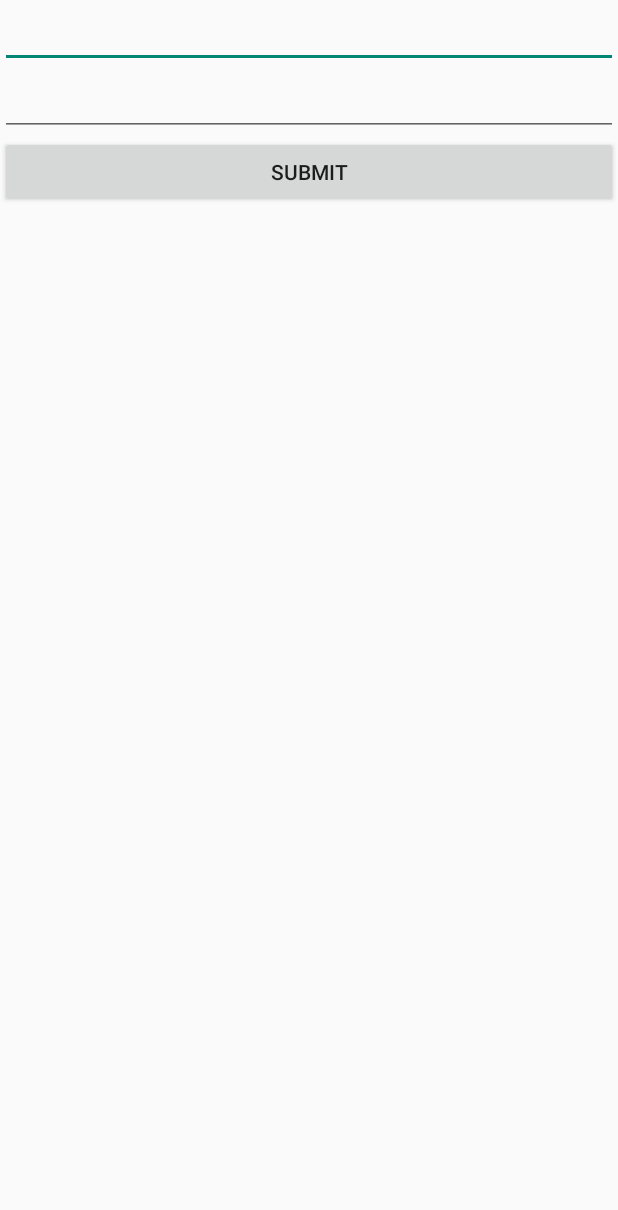
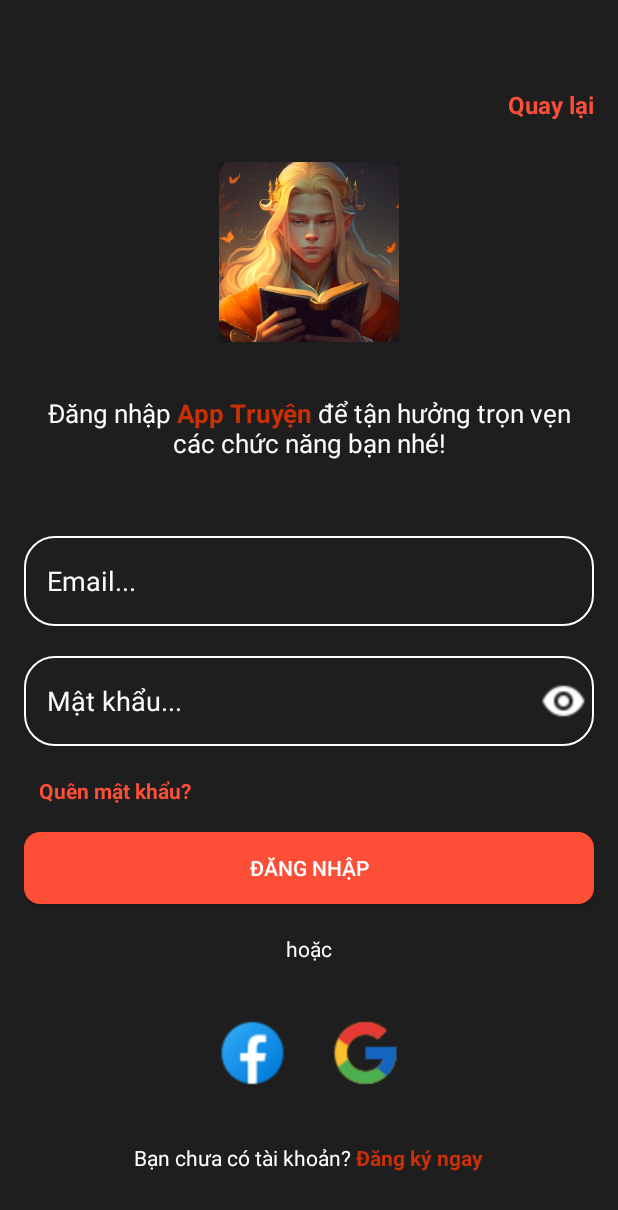
Before and after one commit to XuanThongN/novel, an Android app: the LoginActivity screen opened directly, with no data from a screen before it, on a phone screen of 412 x 824 dp. Shown: the top 1210 px of the screen. Run offline under Robolectric (Android 15) with nearby library versions, the phone set to English and light mode, and no system bars; our stand-ins replace Room's generated code.

Commit message:
feat:event click button login and back

```diff
--- a/app/src/main/java/com/xuanthongn/ui/fragment/home/HomeFragment.java
+++ b/app/src/main/java/com/xuanthongn/ui/fragment/home/HomeFragment.java
@@ -1,10 +1,12 @@
 package com.xuanthongn.ui.fragment.home;
 
 import android.content.Context;
+import android.content.Intent;
 import android.os.Bundle;
 import android.view.LayoutInflater;
 import android.view.View;
 import android.view.ViewGroup;
+import android.widget.Button;
 import android.widget.GridView;
 
 import androidx.fragment.app.Fragment;
@@ -17,6 +19,7 @@ import com.xuanthongn.data.model.NovelRecommend;
 import com.xuanthongn.ui.adapter.CategoryItemAdapter;
 import com.xuanthongn.ui.adapter.NovelContinueReadingAdapter;
 import com.xuanthongn.ui.adapter.NovelRecommendAdapter;
+import com.xuanthongn.ui.main.LoginActivity;
 
 import org.imaginativeworld.whynotimagecarousel.ImageCarousel;
 import org.imaginativeworld.whynotimagecarousel.model.CarouselItem;
@@ -26,23 +29,33 @@ import java.util.HashMap;
 import java.util.List;
 import java.util.Map;
 
+import io.reactivex.rxjava3.annotations.NonNull;
+
 public class HomeFragment extends Fragment {
     private GridView categoryGrid;
     private List<CategoryItem> categories;
 
+
     @Override
-    public View onCreateView(LayoutInflater inflater, ViewGroup container,
+    public View onCreateView(@NonNull LayoutInflater inflater, ViewGroup container,
                              Bundle savedInstanceState) {
-//        Inflate the layout for this fragment
+        // Inflate the layout for this fragment
         View view = inflater.inflate(R.layout.fragment_home, container, false);
 
+        initGUI(view);
+        // Xử lý sự kiện click của buttonLogin
+        Button buttonLogin = view.findViewById(R.id.buttonLogin);
+        buttonLogin.setOnClickListener(new View.OnClickListener() {
+            @Override
+            public void onClick(View v) {
+                // Tạo Intent để chuyển sang LoginActivity
+                Intent intent = new Intent(getActivity(), LoginActivity.class);
+                startActivity(intent);
+            }
+        });
 
-        initGUI(view);
-        // Inflate the layout for this fragment
         return view;
-
     }
-
     private void initGUI(View view) {
         Context context = this.getContext();
         // Java
--- a/app/src/main/java/com/xuanthongn/ui/main/LoginActivity.java
+++ b/app/src/main/java/com/xuanthongn/ui/main/LoginActivity.java
@@ -6,6 +6,7 @@ import android.os.Bundle;
 import android.view.View;
 import android.widget.Button;
 import android.widget.EditText;
+import android.widget.TextView;
 
 import com.xuanthongn.R;
 import com.xuanthongn.base.BaseActivity;
@@ -13,12 +14,14 @@ import com.xuanthongn.ui.constract.ILoginConstract;
 import com.xuanthongn.ui.presenter.LoginPresenter;
 import com.xuanthongn.util.Constants;
 
+import org.w3c.dom.Text;
+
 public class LoginActivity extends BaseActivity implements ILoginConstract.IView {
     private ILoginConstract.IPresenter mPresenter;
     Button btnLogin;
     EditText edtEmail;
     EditText edtPassword;
-
+    TextView textViewBack;
     @Override
     protected void onCreate(Bundle savedInstanceState) {
         super.onCreate(savedInstanceState);
@@ -31,10 +34,10 @@ public class LoginActivity extends BaseActivity implements ILoginConstract.IView
     }
 
     private void initGUI() {
-        edtEmail = findViewById(R.id.edt_email);
-        edtPassword = findViewById(R.id.edt_password);
+        edtEmail = findViewById(R.id.editEmail);
+        edtPassword = findViewById(R.id.editPassword);
         btnLogin = findViewById(R.id.btn_login);
-
+        textViewBack = findViewById(R.id.textViewBack);
         btnLogin.setOnClickListener(new View.OnClickListener() {
             @Override
             public void onClick(View v) {
@@ -42,6 +45,12 @@ public class LoginActivity extends BaseActivity implements ILoginConstract.IView
                 String password = edtPassword.getText().toString().trim();
 
                 mPresenter.login(email, password);
+            }
+        });
+        textViewBack.setOnClickListener(new View.OnClickListener() {
+            @Override
+            public void onClick(View view) {
+                finish();
             }
         });
     }
--- a/app/src/main/res/layout/activity_login.xml
+++ b/app/src/main/res/layout/activity_login.xml
@@ -1,23 +1,152 @@
 <?xml version="1.0" encoding="utf-8"?>
 <LinearLayout xmlns:android="http://schemas.android.com/apk/res/android"
-        xmlns:tools="http://schemas.android.com/tools"
-        xmlns:app="http://schemas.android.com/apk/res-auto"
+    android:layout_width="match_parent"
+    android:layout_height="match_parent"
+    xmlns:app="http://schemas.android.com/apk/res-auto"
+    android:orientation="vertical"
+    android:padding="16dp"
+    android:gravity="center"
+    android:background="@color/colorSubBackground">
+
+    <!-- Đặt layout_gravity="end" để đưa văn bản vào góc phải -->
+
+    <androidx.appcompat.widget.Toolbar
+        android:id="@+id/toolbar"
         android:layout_width="match_parent"
-        android:layout_height="match_parent"
-        tools:context=".ui.main.LoginActivity"
-        android:orientation="vertical">
-    <EditText
-            android:id="@+id/edt.email"
-            android:layout_width="match_parent"
-            android:layout_height="wrap_content"/>
-    <EditText
-            android:id="@+id/edt.password"
-            android:layout_width="match_parent"
+        android:layout_height="?attr/actionBarSize"
+        app:popupTheme="@style/ThemeOverlay.AppCompat.Light"
+        app:theme="@style/ThemeOverlay.AppCompat.Dark.ActionBar">
+        <TextView
+            android:id="@+id/textViewBack"
+            android:layout_width="wrap_content"
             android:layout_height="wrap_content"
-            android:inputType="textPassword"/>
+            android:layout_gravity="end"
+            android:text="Quay lại"
+            android:textColor="@color/colorPrimary"
+            android:textSize="16dp"
+            android:textStyle="bold" />
+    </androidx.appcompat.widget.Toolbar>
+
+
+    <ImageView
+        android:layout_width="120dp"
+        android:layout_height="120dp"
+        android:layout_gravity="center"
+        android:src="@drawable/icon"
+        android:layout_margin="10dp"
+        />
+    <TextView
+        android:layout_width="wrap_content"
+        android:layout_height="wrap_content"
+        android:text="@string/login_description"
+        android:layout_marginBottom="50dp"
+        android:layout_marginTop="25dp"
+        android:textSize="17dp"
+        android:textColor="@color/colorText"
+        android:textAlignment="center"
+        android:layout_marginHorizontal="15dp"/>
+
+
+    <LinearLayout
+        android:layout_width="match_parent"
+        android:layout_height="60dp"
+        android:padding="5dp"
+        android:layout_marginBottom="20dp"
+        android:background="@drawable/bg_input">
+
+        <EditText
+            android:id="@+id/editEmail"
+            android:layout_width="0dp"
+            android:layout_height="match_parent"
+            android:layout_weight="1"
+            android:hint="Email..."
+            android:background="@android:color/transparent"
+            android:textColorHint="@color/colorText"
+            android:paddingStart="10dp"
+            android:paddingEnd="10dp"
+            android:inputType="textPassword"
+            />
+
+    </LinearLayout>
+    <LinearLayout
+        android:layout_width="match_parent"
+        android:layout_height="60dp"
+        android:padding="5dp"
+        android:layout_marginBottom="20dp"
+        android:background="@drawable/bg_input">
+
+        <EditText
+            android:id="@+id/editPassword"
+            android:layout_width="0dp"
+            android:layout_height="match_parent"
+            android:layout_weight="1"
+            android:hint="Mật khẩu..."
+            android:background="@android:color/transparent"
+            android:paddingStart="10dp"
+            android:paddingEnd="10dp"
+            android:inputType="textPassword"
+            android:textColorHint="@color/colorText"
+            />
+        <ImageView
+            android:src="@drawable/eye"
+            android:layout_width="30dp"
+            android:layout_height="match_parent"
+            android:layout_gravity="center_vertical"
+            android:layout_marginLeft="5dp"/>
+    </LinearLayout>
+
+    <TextView
+        android:id="@+id/tvForgotPassword"
+        android:layout_width="wrap_content"
+        android:layout_height="wrap_content"
+        android:text="Quên mật khẩu?"
+        android:layout_marginBottom="18dp"
+        android:layout_gravity="left"
+        android:layout_marginStart="10dp"
+        android:textColor="@color/colorPrimary"
+        android:textStyle="bold"/>
+
     <Button
-            android:id="@+id/btn.login"
-            android:text="Submit"
-            android:layout_width="match_parent"
-            android:layout_height="wrap_content"/>
+        android:id="@+id/btn_login"
+        android:layout_width="match_parent"
+        android:layout_height="wrap_content"
+        android:text="Đăng nhập"
+        android:background="@drawable/bg_button"
+        android:textColor="@android:color/white"/>
+
+    <TextView
+        android:id="@+id/tvRegister"
+        android:layout_width="wrap_content"
+        android:layout_height="wrap_content"
+        android:text="hoặc"
+        android:layout_marginTop="20dp"
+        android:textColor="@color/colorText"
+        android:layout_margin="20dp"/>
+
+    <LinearLayout
+        android:layout_width="match_parent"
+        android:layout_height="80dp"
+        android:padding="5dp"
+        android:orientation="horizontal"
+        android:gravity="center"
+        android:layout_marginBottom="20dp">
+
+        <ImageView
+            android:layout_width="55dp"
+            android:layout_height="match_parent"
+            android:layout_gravity="center"
+            android:src="@drawable/fb"
+            android:layout_margin="10dp"/>
+        <ImageView
+            android:layout_width="55dp"
+            android:layout_height="match_parent"
+            android:layout_gravity="center"
+            android:src="@drawable/google"
+            android:layout_margin="10dp"/>
+    </LinearLayout>
+    <TextView
+        android:layout_width="wrap_content"
+        android:layout_height="wrap_content"
+        android:text="@string/register_text" />
+
 </LinearLayout>
--- a/app/src/main/res/layout/fragment_home.xml
+++ b/app/src/main/res/layout/fragment_home.xml
@@ -54,6 +54,7 @@
                 android:layout_weight="4">
 
                 <Button
+                    android:id="@+id/buttonLogin"
                     android:layout_width="wrap_content"
                     android:layout_height="45dp"
                     android:text="Đăng nhập"
```
